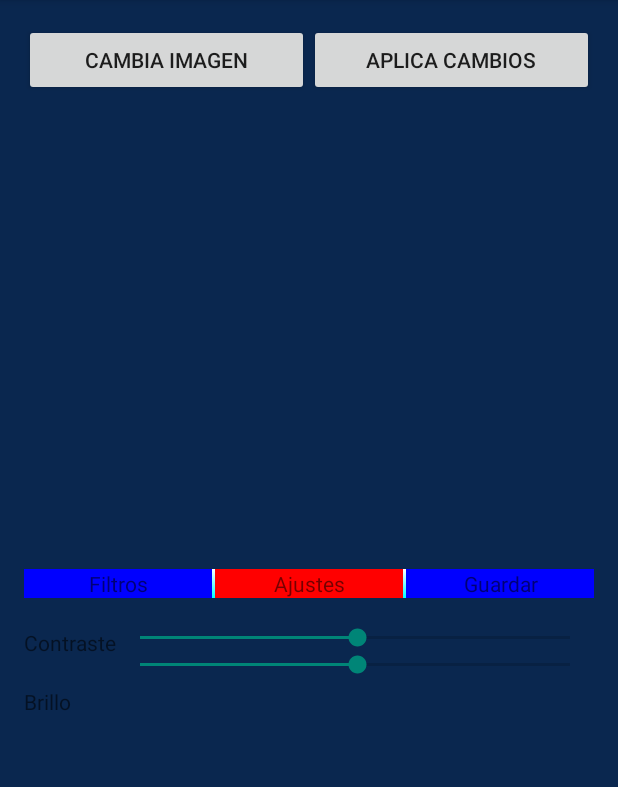
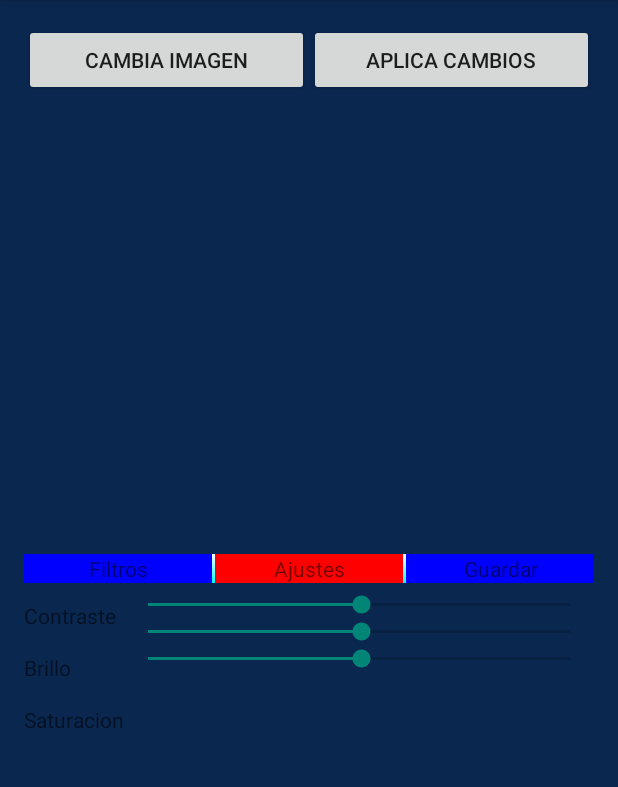
Before and after one commit to LegaultOs/IdiGram, an Android app: the MainActivity screen opened directly, with no data from a screen before it, after a tap on "Ajustes", on a phone screen of 412 x 824 dp, the part 84-871 px from its top. Run offline under Robolectric (Android 15) with nearby library versions, the phone set to English and light mode, and no system bars; 13 statements that could not run were skipped; 3 other taps on this screen came first.

Commit message:
Añadido icono de carga + organizar filtros

```diff
--- a/app/src/main/java/com/legaultOs/idigram/ImageFilters.java
+++ b/app/src/main/java/com/legaultOs/idigram/ImageFilters.java
@@ -200,7 +200,7 @@ public class ImageFilters {
     }
 
 
-    public  Bitmap applySepiaToningEffect(Bitmap src, int depth, double red, double green, double blue) {
+    public  Bitmap applySepiaToningEffect(Bitmap src, double depth, double red, double green, double blue) {
         // image size
         int width = src.getWidth();
         int height = src.getHeight();
@@ -368,7 +368,7 @@ public class ImageFilters {
         return bmOut;
     }
 
-    public Bitmap applyGaussianBlurEffect(Bitmap src) {
+    public Bitmap applyGaussianBlurEffect(Bitmap src,double valor) {
         double[][] GaussianBlurConfig = new double[][] {
                 { 1, 2, 1 },
                 { 2, 4, 2 },
@@ -376,31 +376,32 @@ public class ImageFilters {
         };
         ConvolutionMatrix convMatrix = new ConvolutionMatrix(3);
         convMatrix.applyConfig(GaussianBlurConfig);
-        convMatrix.Factor = 16;
+        convMatrix.Factor = valor;
         convMatrix.Offset = 0;
+
         return ConvolutionMatrix.computeConvolution3x3(src, convMatrix);
     }
 
-    public  Bitmap applySharpenEffect(Bitmap src, double weight) {
+    public  Bitmap applySharpenEffect(Bitmap src) {
         double[][] SharpConfig = new double[][] {
-                { 0 , -2    , 0  },
-                { -2, weight, -2 },
-                { 0 , -2    , 0  }
+                { -1 , -1    , -1  },
+                { -1, 9, -1 },
+                { -1 , -1    , -1  }
         };
         ConvolutionMatrix convMatrix = new ConvolutionMatrix(3);
         convMatrix.applyConfig(SharpConfig);
-        convMatrix.Factor = weight - 8;
+        convMatrix.Factor = 1;
         return ConvolutionMatrix.computeConvolution3x3(src, convMatrix);
     }
 
-    public  Bitmap applyMeanRemovalEffect(Bitmap src) {
-        double[][] MeanRemovalConfig = new double[][] {
+    public  Bitmap applyEdgeDetectionEffect(Bitmap src) {
+        double[][] EdgeDetectionConfig = new double[][] {
                 { -1 , -1, -1 },
-                { -1 ,  9, -1 },
+                { -1 ,  8, -1 },
                 { -1 , -1, -1 }
         };
         ConvolutionMatrix convMatrix = new ConvolutionMatrix(3);
-        convMatrix.applyConfig(MeanRemovalConfig);
+        convMatrix.applyConfig(EdgeDetectionConfig);
         convMatrix.Factor = 1;
         convMatrix.Offset = 0;
         return ConvolutionMatrix.computeConvolution3x3(src, convMatrix);
@@ -416,14 +417,14 @@ public class ImageFilters {
     }
     public  Bitmap applyEmbossEffect(Bitmap src) {
         double[][] EmbossConfig = new double[][] {
-                { -1 ,  0, -1 },
-                {  0 ,  4,  0 },
-                { -1 ,  0, -1 }
+                { -2 ,  0, 0 },
+                {  0 ,  1,  0 },
+                { 0 ,  0, 2 }
         };
         ConvolutionMatrix convMatrix = new ConvolutionMatrix(3);
         convMatrix.applyConfig(EmbossConfig);
         convMatrix.Factor = 1;
-        convMatrix.Offset = 127;
+        convMatrix.Offset = 0;
         return ConvolutionMatrix.computeConvolution3x3(src, convMatrix);
     }
 
@@ -699,6 +700,9 @@ public class ImageFilters {
         float[] HSV = new float[3];
         // get pixel array from source
         source.getPixels(pixels, 0, width, 0, 0, width, height);
+        float lv= ((float)level)/100;
+        System.out.println(lv);
+
 
         int index = 0;
         // iteration through pixels
@@ -709,8 +713,12 @@ public class ImageFilters {
                 // convert to HSV
                 Color.colorToHSV(pixels[index], HSV);
                 // increase Saturation level
-                HSV[1] *= level;
+
+                HSV[1] = lv;
+
                 HSV[1] = (float) Math.max(0.0, Math.min(HSV[1], 1.0));
+
+
                 // take color back
                 pixels[index] |= Color.HSVToColor(HSV);
             }
--- a/app/src/main/java/com/legaultOs/idigram/MainActivity.java
+++ b/app/src/main/java/com/legaultOs/idigram/MainActivity.java
@@ -4,6 +4,7 @@ import android.content.Intent;
 import android.graphics.Bitmap;
 import android.graphics.BitmapFactory;
 import android.graphics.Color;
+import android.graphics.drawable.Drawable;
 import android.net.Uri;
 import android.os.AsyncTask;
 import android.os.Bundle;
@@ -26,6 +27,8 @@ import java.io.FileOutputStream;
 import com.example.legault.idigram.R;
 
 import java.util.HashMap;
+import java.util.Map;
+import java.util.TreeMap;
 
 
 public class MainActivity extends ActionBarActivity {
@@ -34,12 +37,16 @@ public class MainActivity extends ActionBarActivity {
     private static final int SELECT_PHOTO = 100;
     private Bitmap src,showing,contrasteBrillo;
     private HashMap<String,Bitmap> imgFiltered;
-    private int brillo=1,contraste=1;
+    private int brillo=1,brillant=1,contraste=1,contant=1,saturacion=1,satant=1;
+    Drawable loading;
+    int posFilt;
+
     @Override
     protected void onCreate(Bundle savedInstanceState) {
         super.onCreate(savedInstanceState);
         setContentView(R.layout.activity_main);
         Bundle bundle = getIntent().getExtras();
+        loading= getResources().getDrawable(R.drawable.loading);
         File f =new File(Environment.getExternalStorageDirectory().getAbsolutePath() + "/DCIM/IDIGram/");
         if(!f.exists())f.mkdir();
         imgMain = (ImageView) findViewById(R.id.effect_main);
@@ -47,6 +54,7 @@ public class MainActivity extends ActionBarActivity {
         imgMain.setImageBitmap(src);
         imgFiltered=new HashMap<String,Bitmap>();
         showing=src;
+
         contrasteBrillo=null;
         tabSelected(R.id.tab1);
 
@@ -56,13 +64,40 @@ public class MainActivity extends ActionBarActivity {
     private void insertarEnFiltros(String nombreFiltro,Bitmap preview,int Id)
     {
         LinearLayout ll= (LinearLayout) findViewById(R.id.espaciofiltros);
+        if(ll!=null){
         View vv = View.inflate(this, R.layout.filt, null);
         ImageView iv=(ImageView)vv.findViewById(R.id.imagenFilt);
         TextView tv=(TextView)vv.findViewById(R.id.nombreFilt);
         iv.setImageBitmap(preview);
         iv.setId(Id);
         tv.setText(nombreFiltro);
-        ll.addView(vv, new LinearLayout.LayoutParams(ll.getLayoutParams().width, ll.getLayoutParams().height));
+        ll.addView(vv, posFilt ,new LinearLayout.LayoutParams(ll.getLayoutParams().width, ll.getLayoutParams().height));
+        posFilt++;}
+    }
+
+    private void borrarLoading(View v)
+    {
+
+        LinearLayout ll = (LinearLayout) findViewById(R.id.espaciofiltros);
+        if(ll!=null){
+        ll.removeView(v);}
+
+    }
+    private View meterLoading()
+    {
+        LinearLayout ll = (LinearLayout) findViewById(R.id.espaciofiltros);
+        View vv = View.inflate(this, R.layout.filt, null);
+        if(ll!=null){
+
+        ImageView iv = (ImageView) vv.findViewById(R.id.imagenFilt);
+        TextView tv = (TextView) vv.findViewById(R.id.nombreFilt);
+        iv.setImageDrawable(loading);
+        tv.setText("Cargando...");
+        ll.addView(vv, new LinearLayout.LayoutParams(
+                ll.getLayoutParams().width, ll.getLayoutParams().height));}
+        return vv;
+
+
     }
 
     @Override
@@ -81,15 +116,26 @@ public class MainActivity extends ActionBarActivity {
         LinearLayout ll= (LinearLayout) findViewById(R.id.espaciofiltros);
         ll.removeAllViews();
 
-        insertarEnFiltros("Normal",src,0);
         new ParaTask()
-                .execute(new Params("tint", "Tinta", src, 0, 0, 0, 100, 0,1));
+                .execute(new Params("normal", "Normal", src, 1.5, 0.6, 0.12, 100, 0,0));
         new ParaTask()
-                .execute(new Params("gauss", "Gaussian", src, 0, 0, 0, 0, 0,2));
+                .execute(new Params("sepia", "Sepia", src, 1.5, 0.6, 0.12, 100, 0,1));
+        new ParaTask()
+                .execute(new Params("sharp", "Sharpen", src, 0, 0, 0, 9, 0,5));
         new ParaTask()
                 .execute(new Params("inv", "Inversa", src, 0, 0, 0, 0, 0,3));
         new ParaTask()
                 .execute(new Params("grey", "Gris", src, 0, 0, 0, 0, 0,4));
+        new ParaTask()
+                .execute(new Params("edetect", "Edge Detect", src, 0, 0, 0, 100, 0,6));
+        new ParaTask()
+                .execute(new Params("smooth", "Suavizado", src, 0, 0, 0, 100, 0,7));
+        new ParaTask()
+                .execute(new Params("emboss", "Emboss", src, 0, 0, 0, 100, 0,8));
+        new ParaTask()
+                .execute(new Params("gauss", "Gaussian", src, 0, 0, 0, 16, 0,2));
+        new ParaTask()
+                .execute(new Params("halo", "Halo", src, 0, 0, 0, 9, 0,9));
     	   /*imgFiltered.put("blackFilter", imgFilter.applyBlackFilter(src));
     	   imgFiltered.put("boost1", imgFilter.applyBoostEffect(src, 1, 40));
     	   imgFiltered.put("boost2", imgFilter.applyBoostEffect(src, 2, 30));
@@ -169,9 +215,22 @@ public class MainActivity extends ActionBarActivity {
                 t2.setBackgroundColor(Color.BLUE);
                 t3.setBackgroundColor(Color.BLUE);
                 ll.removeAllViews();
+
                 vv = View.inflate(this, R.layout.filtros, null);
                 ll.addView(vv, new LinearLayout.LayoutParams(ll.getLayoutParams().width, ll.getLayoutParams().height));
+                posFilt=0;
+                if(contraste!=contant || brillo!=brillant || saturacion!=satant)
+                {imgFiltered.clear();
+                    contant=contraste;
+                    brillant=brillo;
+                    satant=saturacion;
+
+
+                }
+
+
                 llenarMuestras();
+
 
                 break;
             case R.id.tab2:
@@ -196,8 +255,10 @@ public class MainActivity extends ActionBarActivity {
                     }
 
                     public void onStopTrackingTouch(SeekBar seekBar) {
+                        contant=contraste;
                         contraste=progressChanged-100;
-                        camibiarContrBrillo();
+                        Bitmap bm= camibiarContrBrilloSat(showing);
+                        imgMain.setImageBitmap(bm);
                     }
                 });
 
@@ -215,8 +276,31 @@ public class MainActivity extends ActionBarActivity {
                     }
 
                     public void onStopTrackingTouch(SeekBar seekBar) {
+                        brillant=brillo;
                         brillo=progressChanged-100;
-                        camibiarContrBrillo();
+                        Bitmap bm= camibiarContrBrilloSat(showing);
+                        imgMain.setImageBitmap(bm);
+
+                    }
+                });
+                SeekBar sb3 = (SeekBar) findViewById(R.id.seekBar3);//Brillo
+                sb3.setProgress(saturacion+100);
+                sb3.setOnSeekBarChangeListener(new SeekBar.OnSeekBarChangeListener() {
+                    int progressChanged = 0;
+
+                    public void onProgressChanged(SeekBar seekBar, int progress, boolean fromUser){
+                        progressChanged = progress;
+                    }
+
+                    public void onStartTrackingTouch(SeekBar seekBar) {
+                        // TODO Auto-generated method stub
+                    }
+
+                    public void onStopTrackingTouch(SeekBar seekBar) {
+                        satant=saturacion;
+                        saturacion=progressChanged-100;
+                        Bitmap bm= camibiarContrBrilloSat(showing);
+                        imgMain.setImageBitmap(bm);
 
                     }
                 });
@@ -236,14 +320,15 @@ public class MainActivity extends ActionBarActivity {
         }
     }
 
-    private void camibiarContrBrillo()
+    private Bitmap camibiarContrBrilloSat(Bitmap vit)
     {
 
         ImageFilters imgFilter = new ImageFilters();
-        Bitmap bm = imgFilter.applyBrightnessEffect(showing, brillo);
+        Bitmap bm = imgFilter.applySaturationFilter(vit, (saturacion/2)+50);
         bm = imgFilter.applyContrastEffect(bm, contraste);
-        imgMain.setImageBitmap(bm);
+        bm = imgFilter.applyBrightnessEffect(bm, brillo);
         contrasteBrillo=bm;
+        return bm;
 
     }
     public void tabClicked(View v){
@@ -259,8 +344,7 @@ public class MainActivity extends ActionBarActivity {
         //Toast.makeText(this, "Procesando...", Toast.LENGTH_SHORT).show();
         ImageFilters imgFilter = new ImageFilters();
         int id=v.getId();
-        contraste=1;
-        brillo=1;
+
 
         System.out.println(id);
         if(id!=R.id.btn_pick_img && id!=R.id.btn_apply_img )// querra decir que hemos clickado a un filtro
@@ -273,12 +357,15 @@ public class MainActivity extends ActionBarActivity {
             photoPickerIntent.setType("image/*");
             startActivityForResult(photoPickerIntent, SELECT_PHOTO);
 
+
         }
         else if(id == R.id.btn_apply_img){
+            posFilt=0;
             if(contrasteBrillo!=null){
                 src=contrasteBrillo;
                 showing=src;
-                contrasteBrillo=null;}
+                contrasteBrillo=null;
+                }
             else src=showing;
             imgFiltered.clear();
             if(findViewById(R.id.espaciofiltros)!=null)llenarMuestras();
@@ -287,19 +374,24 @@ public class MainActivity extends ActionBarActivity {
                 sb1.setProgress(100);
                 SeekBar sb2 = (SeekBar) findViewById(R.id.seekBar2);
                 sb2.setProgress(100);
+                SeekBar sb3 = (SeekBar) findViewById(R.id.seekBar2);
+                sb3.setProgress(100);
             }
         }
 
 
         else if(id==0) //Normal
         {
-         imgMain.setImageBitmap(src);
-         showing=src;
+            Bitmap img = imgFiltered.get("normal");
+            if (img != null) {
+                imgMain.setImageBitmap(img);
+                showing=img;
+            }
 
         }
-        else if(id==1) //tinta azul
+        else if(id==1) //Sepia
         {
-            Bitmap img = imgFiltered.get("tint");
+            Bitmap img = imgFiltered.get("sepia");
             if (img != null) {
                 imgMain.setImageBitmap(img);
                 showing=img;
@@ -333,36 +425,45 @@ public class MainActivity extends ActionBarActivity {
             }
 
         }
-        else if(id==5) //Sepia
+        else if(id==5) //Sharp
         {
-            Bitmap img = imgFiltered.get("sepia");
+            Bitmap img = imgFiltered.get("sharp");
             if (img != null) {
                 imgMain.setImageBitmap(img);
                 showing=img;
             }
 
         }
-        else if(id==6) //Gaussian Blur
+        else if(id==6) //Edge detection
         {
-            Bitmap img = imgFiltered.get("gaussianBlur");
+            Bitmap img = imgFiltered.get("edetect");
             if (img != null) {
                 imgMain.setImageBitmap(img);
                 showing=img;
             }
 
         }
-        else if(id==7) //escala de grises
+        else if(id==7) //Suavizado
         {
-            Bitmap img = imgFiltered.get("greyscale");
+            Bitmap img = imgFiltered.get("smooth");
             if (img != null) {
                 imgMain.setImageBitmap(img);
                 showing=img;
             }
 
         }
-        else if(id==8) //escala de grises
+        else if(id==8) //Emboss
         {
-            Bitmap img = imgFiltered.get("greyscale");
+            Bitmap img = imgFiltered.get("emboss");
+            if (img != null) {
+                imgMain.setImageBitmap(img);
+                showing=img;
+            }
+
+        }
+        else if(id==9) //Emboss
+        {
+            Bitmap img = imgFiltered.get("halo");
             if (img != null) {
                 imgMain.setImageBitmap(img);
                 showing=img;
@@ -452,10 +553,12 @@ public class MainActivity extends ActionBarActivity {
                         imgMain.setImageBitmap(src);
                         imgFiltered.clear();
                         showing=src;
+                        posFilt=0;
                         Toast.makeText(this, "Procesando vista previa...", Toast.LENGTH_SHORT).show();
-                        contraste=1;
-                        brillo=1;
-                        if(findViewById(R.id.espaciofiltros)!=null)llenarMuestras();
+                        contant=contraste=1;
+                        brillant=brillo=1;
+                        satant=saturacion=1;
+                        tabSelected(R.id.tab1);
                     }
                 }
         }
@@ -556,7 +659,9 @@ public class MainActivity extends ActionBarActivity {
     }
 
     private class ParaTask extends AsyncTask<Params, Void, Pair> {
+        private View load;
         protected Pair doInBackground(Params... arg0) {
+            long startTime = System.currentTimeMillis();
             ImageFilters imgFilter = new ImageFilters();
             Bitmap bm = arg0[0].getBm();
             String tipo = arg0[0].getTipo();
@@ -572,11 +677,14 @@ public class MainActivity extends ActionBarActivity {
                 return new Pair(label, tipo, null,id);
             switch (tipo) {
 
-                case "tint":
-                    result = imgFilter.applyTintEffect(bm, valor);
+                case "sepia":
+                    result = imgFilter.applySepiaToningEffect(bm, valor,R,G,B);
                     break;
                 case "gauss":
-                    result = imgFilter.applyGaussianBlurEffect(bm);
+                    result = imgFilter.applyGaussianBlurEffect(bm,valor);
+                    break;
+                case "halo":
+                    result = imgFilter.applyGaussianBlurEffect(bm,valor);
                     break;
                 case "inv":
                     result = imgFilter.applyInvertEffect(bm);
@@ -584,21 +692,44 @@ public class MainActivity extends ActionBarActivity {
                 case "grey":
                     result = imgFilter.applyGreyscaleEffect(bm);
                     break;
+                case "sharp":
+                    result = imgFilter.applySharpenEffect(bm);
+                    break;
+                case "edetect":
+                    result = imgFilter.applyEdgeDetectionEffect(bm);
+                    break;
+                case "smooth":
+                    result = imgFilter.applySmoothEffect(bm,valor);
+                    break;
+                case "emboss":
+                    result = imgFilter.applyEmbossEffect(bm);
+                    break;
 
                 default:
-                    return null;
+                    result=bm;
 
             }
+            if(contraste!=1 || brillo!=1 || saturacion!=1)result=camibiarContrBrilloSat(result);
             imgFiltered.put(tipo, result);
+            long stopTime = System.currentTimeMillis();
+            long elapsedTime = stopTime - startTime;
+            System.out.println("Filtro: "+label+" Tiempo:"+elapsedTime);
+
 
             return new Pair(label, tipo, result,id);
         }
 
         protected void onPostExecute(Pair result) {
             // Pass the result data back to the main activity
-            if (result != null)
+            if (result != null){
+                borrarLoading(load);
                 insertarEnFiltros(result.getLabel(),
-                        imgFiltered.get(result.getTipo()),result.getId());
+                        imgFiltered.get(result.getTipo()),result.getId());}
+
+        }
+        protected  void onPreExecute()
+        {
+            load=meterLoading();
 
         }
 
--- a/app/src/main/res/layout/activity_main.xml
+++ b/app/src/main/res/layout/activity_main.xml
@@ -40,7 +40,7 @@
         <ImageView
             android:id="@+id/effect_main"
             android:layout_width="match_parent"
-            android:layout_height="310dp"
+            android:layout_height="300dp"
             android:layout_above="@+id/layouttabs"
             android:layout_marginBottom="5dp"
              />
--- a/app/src/main/res/layout/ajustes.xml
+++ b/app/src/main/res/layout/ajustes.xml
@@ -11,13 +11,18 @@
     <TextView
         android:layout_width="wrap_content"
         android:layout_height="wrap_content"
-        android:layout_marginTop="20dp"
+        android:layout_marginTop="12dp"
         android:text="Contraste"/>
     <TextView
         android:layout_width="wrap_content"
         android:layout_height="wrap_content"
-        android:layout_marginTop="20dp"
+        android:layout_marginTop="15dp"
         android:text="Brillo"/>
+    <TextView
+        android:layout_width="wrap_content"
+        android:layout_height="wrap_content"
+        android:layout_marginTop="15dp"
+        android:text="Saturacion"/>
 
 
 </LinearLayout>
@@ -27,7 +32,7 @@
         android:orientation="vertical">
         <SeekBar
             android:id="@+id/seekBar1"
-            android:layout_marginTop="17dp"
+            android:layout_marginTop="5dp"
             android:layout_width="match_parent"
             android:layout_height="wrap_content"
             android:max="200"/>
@@ -37,8 +42,14 @@
         android:layout_width="match_parent"
         android:layout_height="wrap_content"
         android:max="200"/>
+        <SeekBar
+            android:id="@+id/seekBar3"
+            android:layout_width="match_parent"
+            android:layout_height="wrap_content"
+            android:max="200"/>
 
     </LinearLayout>
 
 
+
 </LinearLayout>
--- a/app/src/main/res/layout/filt.xml
+++ b/app/src/main/res/layout/filt.xml
@@ -15,6 +15,7 @@
         android:id="@+id/nombreFilt"
         android:layout_width="match_parent"
         android:layout_height="wrap_content"
-        android:gravity="center|center_vertical" />
+        android:gravity="center|center_vertical"
+        android:textColor="#AAAAC6"/>
 
 </LinearLayout>
--- a/app/src/main/res/layout/filtros.xml
+++ b/app/src/main/res/layout/filtros.xml
@@ -7,7 +7,7 @@
         android:id="@+id/espaciofiltros"
         android:layout_width="match_parent"
         android:layout_height="match_parent"
-        android:layout_marginTop="2dp"
+        android:layout_marginTop="10dp"
         android:orientation="horizontal" >
 
 
```
Also changed, not shown: app/src/main/res/drawable/loading.gif (added).
